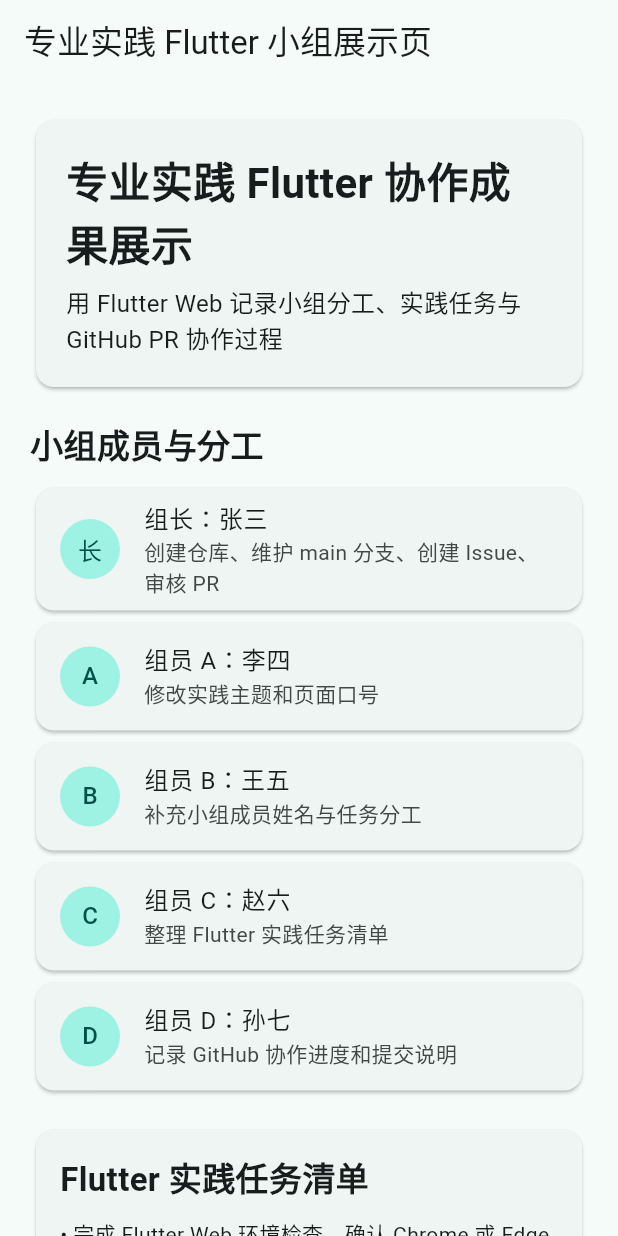
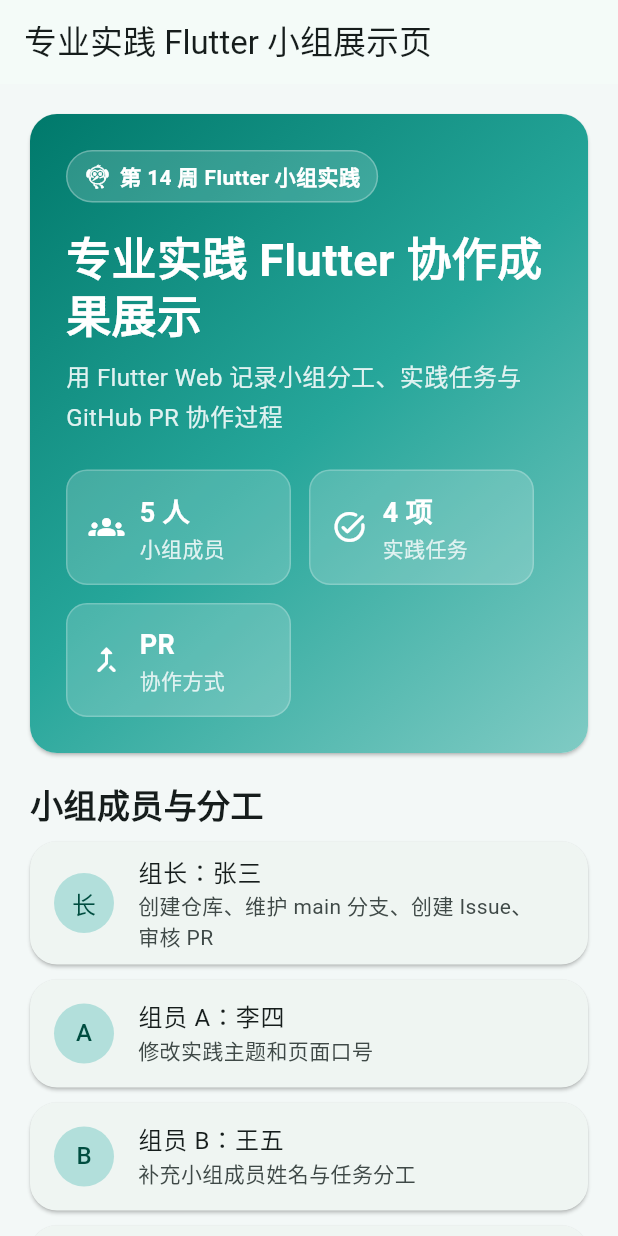
Before and after one commit to wbl65535/professional_practice_flutter_board, a Flutter app: the screen it shows after launch, on a phone screen of 412 x 824 dp. Run offline on Flutter 3.47's test engine with Material 3 defaults, Android fonts, the phone set to English and light mode, and no system bars.

Commit message:
Enhance project hero section UI

```diff
--- a/lib/main.dart
+++ b/lib/main.dart
@@ -14,6 +14,13 @@
       title: '专业实践 Flutter 小组展示页',
       theme: ThemeData(
         colorScheme: ColorScheme.fromSeed(seedColor: Colors.teal),
+        scaffoldBackgroundColor: const Color(0xFFF3F8F7),
+        cardTheme: const CardThemeData(
+          elevation: 1,
+          margin: EdgeInsets.zero,
+          shape: RoundedRectangleBorder(
+              borderRadius: BorderRadius.all(Radius.circular(18))),
+        ),
         useMaterial3: true,
       ),
       home: const PracticeHomePage(),
@@ -25,7 +32,8 @@
   const PracticeHomePage({super.key});
 
   static const String projectTitle = '专业实践 Flutter 协作成果展示';
-  static const String projectSlogan = '用 Flutter Web 记录小组分工、实践任务与 GitHub PR 协作过程';
+  static const String projectSlogan =
+      '用 Flutter Web 记录小组分工、实践任务与 GitHub PR 协作过程';
 
   static const List<Member> members = [
     Member(role: '组长', name: '张三', task: '创建仓库、维护 main 分支、创建 Issue、审核 PR'),
@@ -74,20 +82,133 @@
 
   @override
   Widget build(BuildContext context) {
-    return const Card(
-      child: Padding(
-        padding: EdgeInsets.all(20),
-        child: Column(
-          crossAxisAlignment: CrossAxisAlignment.start,
+    return Card(
+      clipBehavior: Clip.antiAlias,
+      child: Container(
+        decoration: const BoxDecoration(
+          gradient: LinearGradient(
+            begin: Alignment.topLeft,
+            end: Alignment.bottomRight,
+            colors: [Color(0xFF00796B), Color(0xFF26A69A), Color(0xFF80CBC4)],
+          ),
+        ),
+        child: const Padding(
+          padding: EdgeInsets.all(24),
+          child: Column(
+            crossAxisAlignment: CrossAxisAlignment.start,
+            children: [
+              _HeroBadge(),
+              SizedBox(height: 18),
+              Text(
+                PracticeHomePage.projectTitle,
+                style: TextStyle(
+                  color: Colors.white,
+                  fontSize: 30,
+                  fontWeight: FontWeight.bold,
+                  height: 1.2,
+                ),
+              ),
+              SizedBox(height: 10),
+              Text(
+                PracticeHomePage.projectSlogan,
+                style: TextStyle(
+                    color: Color(0xFFE0F2F1), fontSize: 16, height: 1.6),
+              ),
+              SizedBox(height: 22),
+              Wrap(
+                spacing: 12,
+                runSpacing: 12,
+                children: [
+                  _HeroMetric(
+                      icon: Icons.groups_rounded, label: '小组成员', value: '5 人'),
+                  _HeroMetric(
+                      icon: Icons.task_alt_rounded,
+                      label: '实践任务',
+                      value: '4 项'),
+                  _HeroMetric(
+                      icon: Icons.call_merge_rounded,
+                      label: '协作方式',
+                      value: 'PR'),
+                ],
+              ),
+            ],
+          ),
+        ),
+      ),
+    );
+  }
+}
+
+class _HeroBadge extends StatelessWidget {
+  const _HeroBadge();
+
+  @override
+  Widget build(BuildContext context) {
+    return DecoratedBox(
+      decoration: BoxDecoration(
+        color: Colors.white.withValues(alpha: 0.16),
+        borderRadius: BorderRadius.circular(999),
+        border: Border.all(color: Colors.white.withValues(alpha: 0.28)),
+      ),
+      child: const Padding(
+        padding: EdgeInsets.symmetric(horizontal: 12, vertical: 7),
+        child: Row(
+          mainAxisSize: MainAxisSize.min,
           children: [
+            Icon(Icons.flutter_dash_rounded, color: Colors.white, size: 18),
+            SizedBox(width: 6),
             Text(
-              PracticeHomePage.projectTitle,
-              style: TextStyle(fontSize: 28, fontWeight: FontWeight.bold),
+              '第 14 周 Flutter 小组实践',
+              style:
+                  TextStyle(color: Colors.white, fontWeight: FontWeight.w600),
             ),
-            SizedBox(height: 8),
-            Text(PracticeHomePage.projectSlogan, style: TextStyle(fontSize: 16)),
           ],
         ),
+      ),
+    );
+  }
+}
+
+class _HeroMetric extends StatelessWidget {
+  const _HeroMetric({
+    required this.icon,
+    required this.label,
+    required this.value,
+  });
+
+  final IconData icon;
+  final String label;
+  final String value;
+
+  @override
+  Widget build(BuildContext context) {
+    return Container(
+      width: 150,
+      padding: const EdgeInsets.all(14),
+      decoration: BoxDecoration(
+        color: Colors.white.withValues(alpha: 0.18),
+        borderRadius: BorderRadius.circular(14),
+        border: Border.all(color: Colors.white.withValues(alpha: 0.22)),
+      ),
+      child: Row(
+        children: [
+          Icon(icon, color: Colors.white, size: 24),
+          const SizedBox(width: 10),
+          Column(
+            crossAxisAlignment: CrossAxisAlignment.start,
+            children: [
+              Text(
+                value,
+                style: const TextStyle(
+                  color: Colors.white,
+                  fontSize: 18,
+                  fontWeight: FontWeight.bold,
+                ),
+              ),
+              Text(label, style: const TextStyle(color: Color(0xFFE0F2F1))),
+            ],
+          ),
+        ],
       ),
     );
   }
@@ -101,7 +222,8 @@
     return Column(
       crossAxisAlignment: CrossAxisAlignment.start,
       children: [
-        const Text('小组成员与分工', style: TextStyle(fontSize: 22, fontWeight: FontWeight.bold)),
+        const Text('小组成员与分工',
+            style: TextStyle(fontSize: 22, fontWeight: FontWeight.bold)),
         const SizedBox(height: 10),
         ...PracticeHomePage.members.map((member) => MemberCard(member: member)),
       ],
@@ -117,8 +239,13 @@
   @override
   Widget build(BuildContext context) {
     return Card(
+      margin: const EdgeInsets.only(bottom: 10),
       child: ListTile(
-        leading: CircleAvatar(child: Text(member.role.characters.last)),
+        leading: CircleAvatar(
+          backgroundColor: Colors.teal.shade100,
+          foregroundColor: Colors.teal.shade900,
+          child: Text(member.role.characters.last),
+        ),
         title: Text('${member.role}：${member.name}'),
         subtitle: Text(member.task),
       ),
@@ -137,7 +264,8 @@
         child: Column(
           crossAxisAlignment: CrossAxisAlignment.start,
           children: [
-            const Text('Flutter 实践任务清单', style: TextStyle(fontSize: 22, fontWeight: FontWeight.bold)),
+            const Text('Flutter 实践任务清单',
+                style: TextStyle(fontSize: 22, fontWeight: FontWeight.bold)),
             const SizedBox(height: 10),
             ...PracticeHomePage.practiceTasks.map((task) => Padding(
                   padding: const EdgeInsets.only(bottom: 6),
@@ -162,7 +290,8 @@
         child: Column(
           crossAxisAlignment: CrossAxisAlignment.start,
           children: [
-            const Text('GitHub 协作进度与提交说明', style: TextStyle(fontSize: 22, fontWeight: FontWeight.bold)),
+            const Text('GitHub 协作进度与提交说明',
+                style: TextStyle(fontSize: 22, fontWeight: FontWeight.bold)),
             const SizedBox(height: 10),
             ...PracticeHomePage.progressNotes.map((note) => Padding(
                   padding: const EdgeInsets.only(bottom: 6),
```
